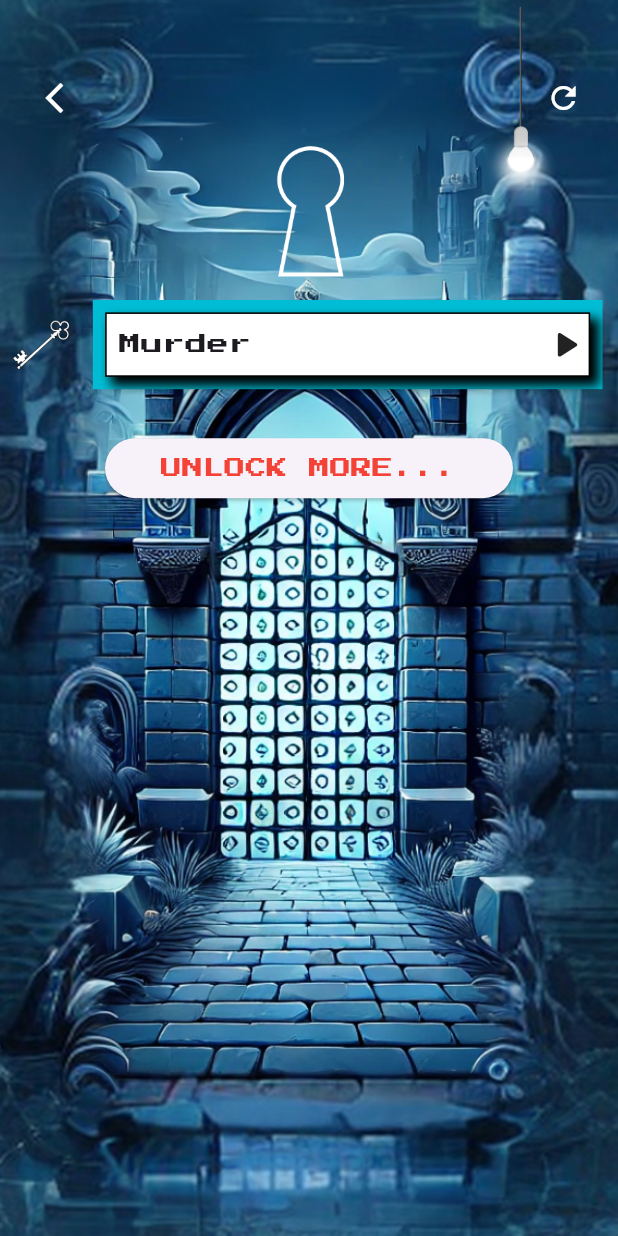
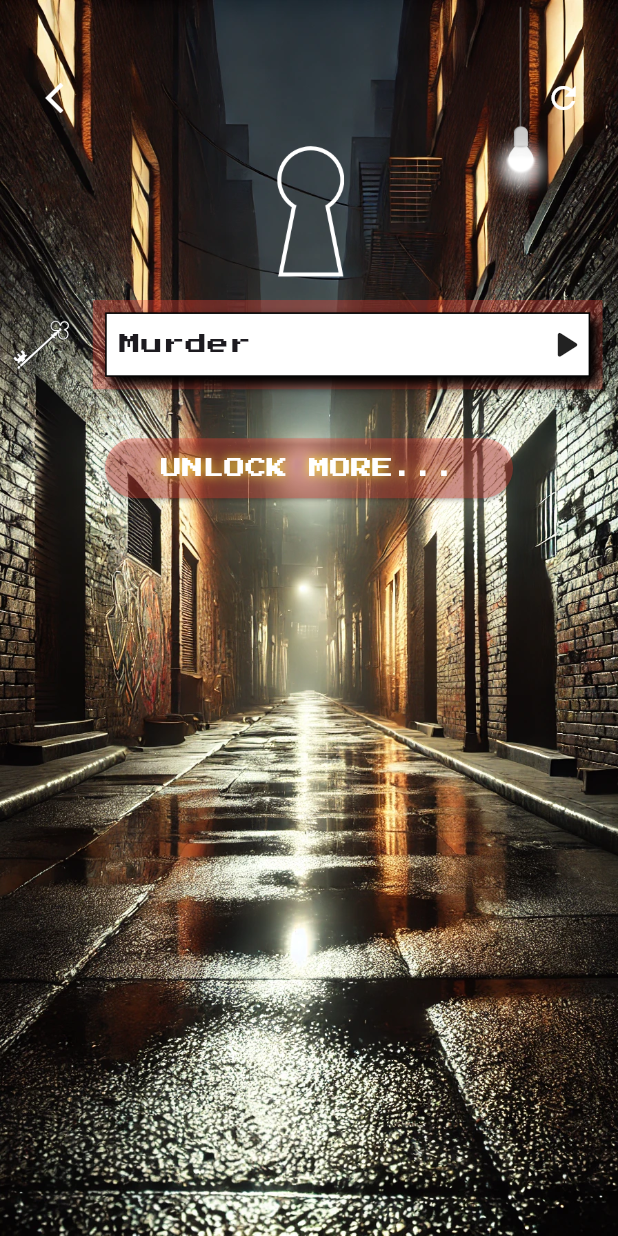
Before and after one commit to ErenBal1/gapsec-stories, a Flutter app: the NewGameView screen opened directly, on a phone screen of 412 x 824 dp. Run offline on Flutter 3.47's test engine with Material 3 defaults, Android fonts, the phone set to English and light mode, and no system bars; our stand-ins replace adaptive_dialog, animated_splash_screen, animated_text_kit, carousel_slider, easy_localization, flutter_mobx and 8 more; missing offline and left inert: animated_glitch, neon; accounts and stored records are empty; generated files the repository leaves out were written again.

```diff
--- a/lib/utils/app_colors.dart
+++ b/lib/utils/app_colors.dart
@@ -10,13 +10,5 @@ class CustomColors {
   static const selectedIconColor = Colors.yellow;
   static const cyanBlue = Colors.cyan;
   static const yellow = selectedIconColor;
-  static final GAPSECtitleColors = [
-    Colors.blue,
-    Colors.cyan.shade50,
-    Colors.blue,
-    Colors.cyan.shade50,
-    Colors.blue,
-    Colors.cyan.shade50,
-    Colors.blue,
-  ];
+  static final GAPSECtitleColors = [Colors.red, Colors.black];
 }
--- a/lib/view/new_game_view.dart
+++ b/lib/view/new_game_view.dart
@@ -1,3 +1,5 @@
+import 'dart:ui';
+
 import 'package:adaptive_dialog/adaptive_dialog.dart';
 import 'package:flutter/material.dart';
 import 'package:flutter_mobx/flutter_mobx.dart';
@@ -109,10 +111,19 @@ class _NewGameViewState extends State<NewGameView> {
             width: double.infinity,
             height: Config.screenHeight,
             child: Image.asset(
-              "assets/images/castle.png",
+              "assets/images/back.png",
               fit: BoxFit.cover,
             ),
           ),
+          /* Positioned.fill(
+              child: BackdropFilter(
+            filter: ImageFilter.blur(
+                sigmaX: 1.0, sigmaY: 3.0), // Adjust the blur level
+            child: Container(
+              color: Colors.black
+                  .withOpacity(0), // This container must be translucent.
+            ),
+          )), */
           Padding(
             padding: const EdgeInsets.only(top: 200.0),
             child: ListView.builder(
@@ -124,13 +135,21 @@ class _NewGameViewState extends State<NewGameView> {
                     padding:
                         const EdgeInsets.only(top: 8.0, right: 70, left: 70),
                     child: ElevatedButton(
+                      style: const ButtonStyle(
+                          backgroundColor: WidgetStatePropertyAll(
+                              CustomColors.storyCardColor)),
                       onPressed: () => hs.goToPage(
                           page: const StoriesView(), context: context),
                       child: const FittedBox(
                         child: Text(
                           "UNLOCK MORE...",
                           style: TextStyle(
-                              fontFamily: "PixelFont", color: CustomColors.red),
+                              shadows: [
+                                Shadow(
+                                    blurRadius: 8, color: CustomColors.yellow)
+                              ],
+                              fontFamily: "PixelFont",
+                              color: CustomColors.white),
                         ),
                       ),
                     ),
@@ -214,7 +233,7 @@ class _NewGameViewState extends State<NewGameView> {
           child: Container(
             width: (Config.screenWidth! * 0.8),
             height: Config.screenHeight! * 0.07,
-            color: CustomColors.cyanBlue.shade500,
+            color: CustomColors.storyCardColor,
             child: Padding(
               padding: const EdgeInsets.all(8.0),
               child: Container(
--- a/lib/widgets/main_menu_widget/settings.dart
+++ b/lib/widgets/main_menu_widget/settings.dart
@@ -4,6 +4,7 @@ import 'package:gapsec/utils/app_colors.dart';
 import 'package:gapsec/utils/constants.dart';
 import 'package:gapsec/view/shop_view.dart';
 import 'package:gapsec/widgets/language_settings_widget/flag_button.dart';
+import 'package:gapsec/widgets/main_menu_widget/token_counter.dart';
 
 class SettingsButtons extends StatefulWidget {
   const SettingsButtons({super.key});
--- a/pubspec.yaml
+++ b/pubspec.yaml
@@ -47,6 +47,11 @@ dependencies:
   in_app_purchase: ^3.2.0
   #Google AdMob
   google_mobile_ads: ^5.1.0
+  #Glitch Affect
+  animated_glitch: ^2.0.0+2
+  #Neon
+  neon: ^0.1.0
+
 
 
 
```
Also changed, not shown: lib/try/glitch_test.dart (added, +190 -0 lines), lib/utils/app_font.dart (+16 -3 lines), lib/view/continue_view.dart (+0 -7 lines), lib/view/main_menu_view.dart (+31 -22 lines), lib/widgets/main_menu_widget/main_menu_buttons.dart (+5 -11 lines), lib/widgets/main_menu_widget/token_counter.dart (+4 -4 lines), assets/images/back.png (added), assets/images/car.png (added), assets/images/gapsec.png (added), assets/images/main_menu_background_blue.png (deleted), assets/images/main_menu_background_final.png (deleted), assets/images/ups_new_background.jpg (deleted), pubspec.lock.
